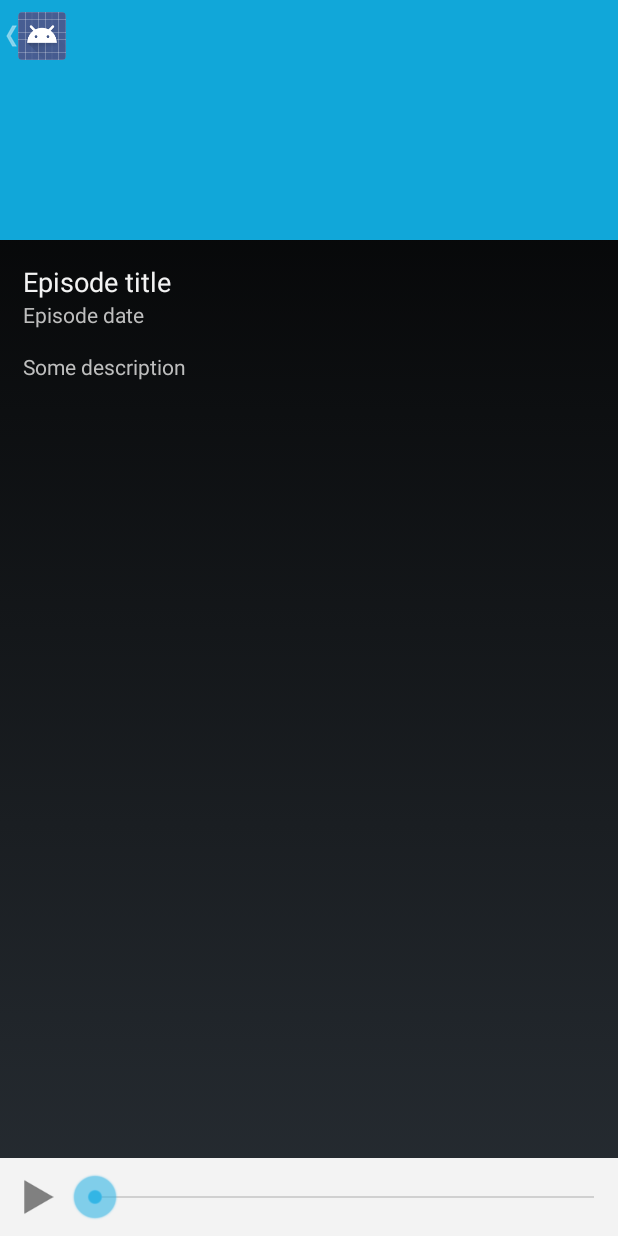
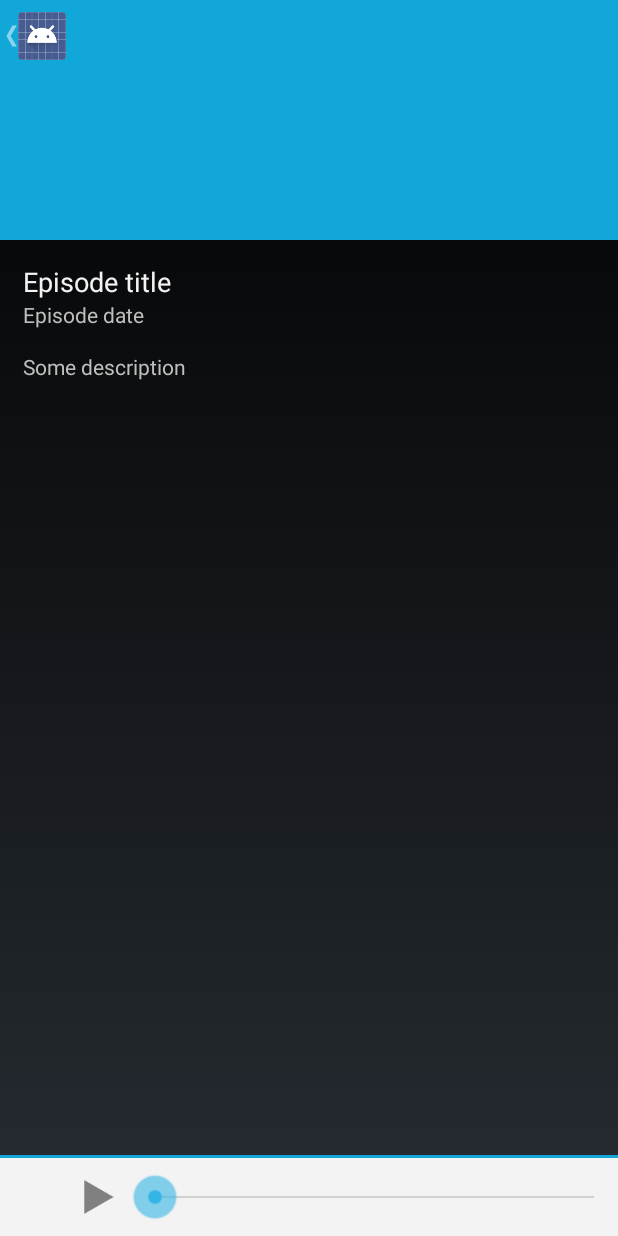
Before and after one commit to macbury/EnklawaPlayer, an Android app: the PlayerActivity screen opened directly, with no data from a screen before it, on a phone screen of 412 x 824 dp. Run offline under Robolectric (Android 15) with nearby library versions, the light colour scheme and no system bars; libraries missing offline, so code that uses them is left out: com.koushikdutta.async, com.koushikdutta.ion, org.michaelevans.colorart; plain views replace FadingImageView; pictures from the network do not load; 9 statements that could not run were skipped.

```diff
--- a/app/src/main/java/macbury/enklawa/activities/PlayerActivity.java
+++ b/app/src/main/java/macbury/enklawa/activities/PlayerActivity.java
@@ -1,9 +1,11 @@
 package macbury.enklawa.activities;
 
 import android.app.Activity;
+import android.app.FragmentManager;
 import android.graphics.Bitmap;
 import android.graphics.Color;
 import android.os.Bundle;
+import android.support.v4.app.Fragment;
 import android.text.format.DateUtils;
 import android.util.Log;
 import android.view.Menu;
@@ -21,6 +23,7 @@ import org.michaelevans.colorart.library.FadingImageView;
 
 import macbury.enklawa.R;
 import macbury.enklawa.db.models.Episode;
+import macbury.enklawa.fragments.PlayerControllerFragment;
 import macbury.enklawa.managers.Enklawa;
 
 public class PlayerActivity extends Activity {
@@ -32,6 +35,7 @@ public class PlayerActivity extends Activity {
   private TextView descriptionLabel;
   private TextView dateLabel;
   private View mainView;
+  private PlayerControllerFragment playerFragmentController;
 
   @Override
   protected void onCreate(Bundle savedInstanceState) {
@@ -45,6 +49,10 @@ public class PlayerActivity extends Activity {
     descriptionLabel  = (TextView) findViewById(R.id.episode_description);
     int newEpisodeId  = Enklawa.current().intents.getEpisodeId(getIntent());
     Episode episode   = Enklawa.current().db.episodes.find(newEpisodeId);
+
+    playerFragmentController = new PlayerControllerFragment();
+    FragmentManager fm       = getFragmentManager();
+    fm.beginTransaction().replace(R.id.player_frame, playerFragmentController).commit();
 
     setEpisode(episode);
   }
@@ -74,6 +82,7 @@ public class PlayerActivity extends Activity {
   public void setEpisode(Episode episode) {
     this.episode = episode;
     updateUIForEpisode();
+    Enklawa.current().services.playEpisodeStream(episode);
   }
 
   private void updateUIForEpisode() {
--- /dev/null
+++ b/app/src/main/java/macbury/enklawa/fragments/PlayerControllerFragment.java
@@ -0,0 +1,33 @@
+package macbury.enklawa.fragments;
+
+
+
+import android.os.Bundle;
+import android.app.Fragment;
+import android.view.LayoutInflater;
+import android.view.View;
+import android.view.ViewGroup;
+
+import macbury.enklawa.R;
+
+/**
+ * A simple {@link Fragment} subclass.
+ *
+ */
+public class PlayerControllerFragment extends Fragment {
+
+
+    public PlayerControllerFragment() {
+        // Required empty public constructor
+    }
+
+
+    @Override
+    public View onCreateView(LayoutInflater inflater, ViewGroup container,
+                             Bundle savedInstanceState) {
+        // Inflate the layout for this fragment
+        return inflater.inflate(R.layout.fragment_player_controller, container, false);
+    }
+
+
+}
--- a/app/src/main/java/macbury/enklawa/fragments/main/AbstractEpisodesFragment.java
+++ b/app/src/main/java/macbury/enklawa/fragments/main/AbstractEpisodesFragment.java
@@ -84,7 +84,7 @@ public abstract class AbstractEpisodesFragment extends EnklawaBaseAbstractListFr
 
   @Override
   public void onPauseEpisodeDownloadButtonClick(Episode episode) {
-
+    app.services.pausePlayer();
   }
 
   @Override
--- a/app/src/main/java/macbury/enklawa/managers/ServiceManager.java
+++ b/app/src/main/java/macbury/enklawa/managers/ServiceManager.java
@@ -2,6 +2,8 @@ package macbury.enklawa.managers;
 
 import android.content.Intent;
 
+import macbury.enklawa.db.models.Episode;
+import macbury.enklawa.db.models.EpisodeFile;
 import macbury.enklawa.services.DownloadService;
 import macbury.enklawa.services.SyncPodService;
 
@@ -24,4 +26,16 @@ public class ServiceManager {
     Intent intent = new Intent(context, DownloadService.class);
     context.startService(intent);
   }
+
+  public void playEpisodeStream(Episode episode) {
+    context.startService(context.intents.playEpisodeStream(episode));
+  }
+
+  public void playEpisodeFile(EpisodeFile epf) {
+    context.startService(context.intents.playEpisodeFile(epf));
+  }
+
+  public void pausePlayer() {
+    context.startService(context.intents.pausePlayer());
+  }
 }
--- a/app/src/main/res/layout/activity_player.xml
+++ b/app/src/main/res/layout/activity_player.xml
@@ -53,31 +53,11 @@
           android:textAppearance="?android:attr/textAppearanceSmall" />
       </LinearLayout>
     </ScrollView>
-    <LinearLayout
-      android:id="@+id/rel"
-      android:layout_width="match_parent"
-      android:layout_height="wrap_content"
-      android:background="@color/drawer_background_color"
-      android:layout_alignParentBottom="true"
-      android:layout_alignParentLeft="true" android:layout_gravity="bottom">
+  <FrameLayout
+    android:id="@+id/player_frame"
+    android:layout_width="fill_parent"
+    android:layout_height="wrap_content">
+  </FrameLayout>
 
-      <ImageButton
-        android:id="@+id/playPauseButton"
-        android:layout_width="wrap_content"
-        android:layout_height="wrap_content"
-        android:layout_marginBottom="10dp"
-        android:layout_marginLeft="10dp"
-        android:layout_marginRight="5dp"
-        android:layout_marginTop="10dp"
-        android:onClick="onPlayPauseButtonClick"
-        android:src="@drawable/av_play" android:background="@drawable/borderless_button"/>
 
-      <SeekBar
-        android:id="@+id/playerSeekBar"
-        android:layout_width="match_parent"
-        android:layout_height="wrap_content"
-        android:layout_gravity="center"
-        android:indeterminate="false" />
-
-    </LinearLayout>
-  </LinearLayout>
+</LinearLayout>
--- /dev/null
+++ b/app/src/main/res/layout/fragment_player_controller.xml
@@ -0,0 +1,44 @@
+<LinearLayout
+xmlns:android="http://schemas.android.com/apk/res/android"
+    xmlns:tools="http://schemas.android.com/tools"
+    android:layout_width="match_parent"
+    android:orientation="vertical"
+    android:layout_height="wrap_content"
+    tools:context="macbury.enklawa.fragments.PlayerControllerFragment">
+
+    <View
+      android:layout_width="match_parent"
+      android:layout_height="2dp"
+      android:background="@color/actionbar_color"/>
+    <LinearLayout
+      android:id="@+id/rel"
+      android:layout_width="match_parent"
+      android:layout_height="wrap_content"
+      android:background="@color/drawer_background_color"
+      android:layout_alignParentBottom="true"
+      android:layout_alignParentLeft="true" android:layout_gravity="bottom">
+
+      <ImageView
+        android:layout_width="40dp"
+        android:layout_height="40dp"
+        android:id="@+id/imageView"/>
+      <ImageButton
+        android:id="@+id/button_play_pause"
+        android:layout_width="wrap_content"
+        android:layout_height="wrap_content"
+        android:layout_marginBottom="10dp"
+        android:layout_marginLeft="10dp"
+        android:layout_marginRight="5dp"
+        android:layout_marginTop="10dp"
+        android:src="@drawable/av_play" android:background="@drawable/borderless_button"/>
+
+      <SeekBar
+        android:id="@+id/seek_bar_player"
+        android:layout_width="match_parent"
+        android:layout_height="wrap_content"
+        android:layout_gravity="center"
+        android:indeterminate="false" />
+
+    </LinearLayout>
+
+</LinearLayout>
--- a/app/src/main/res/values/strings.xml
+++ b/app/src/main/res/values/strings.xml
@@ -16,5 +16,6 @@
     <string name="action_marked_as_not_favorite">Usunięto z ulubionych</string>
     <string name="episode_no_description">Brak opisu dla audycji</string>
     <string name="title_activity_player">PlayerActivity</string>
+    <string name="hello_blank_fragment">Hello blank fragment</string>
 
 </resources>
```
Also changed, not shown: app/src/main/AndroidManifest.xml (+8 -2 lines), app/src/main/java/macbury/enklawa/activities/main/MainActivity.java (+16 -0 lines), app/src/main/java/macbury/enklawa/managers/IntentManager.java (+27 -0 lines), app/src/main/java/macbury/enklawa/managers/player/PlayerManager.java (added, +7 -0 lines), app/src/main/java/macbury/enklawa/managers/player/PlayerMediaSource.java (added, +17 -0 lines), app/src/main/java/macbury/enklawa/services/PlayerService.java (added, +35 -0 lines), app/src/main/res/layout/activity_main.xml (+15 -3 lines).
